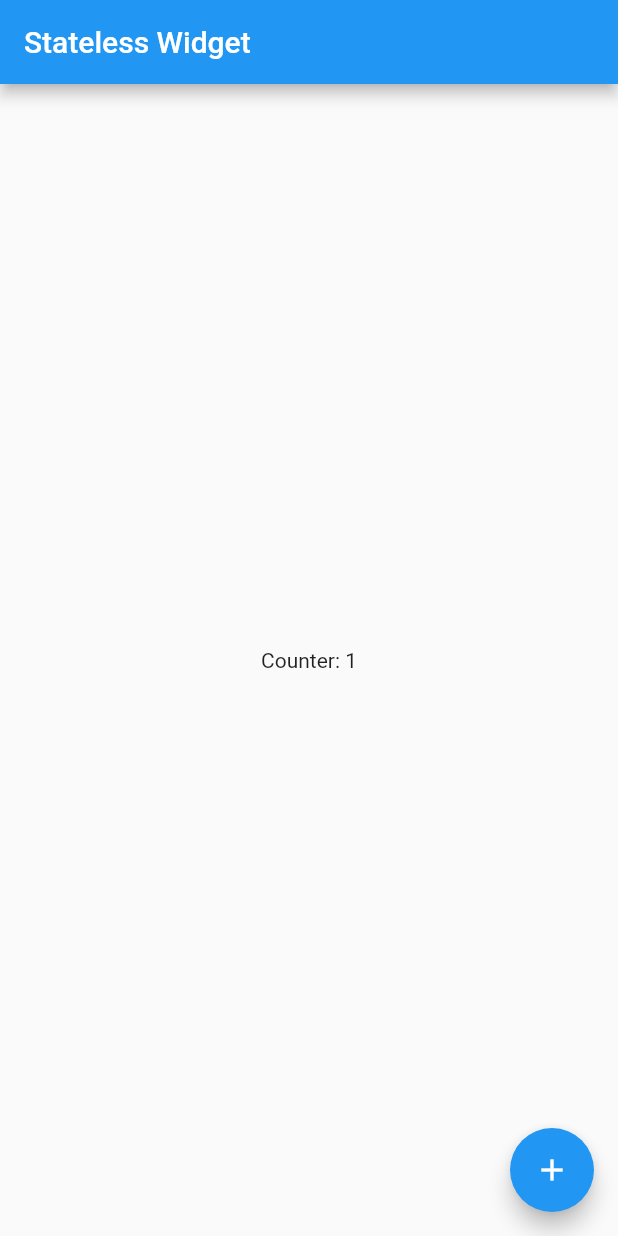
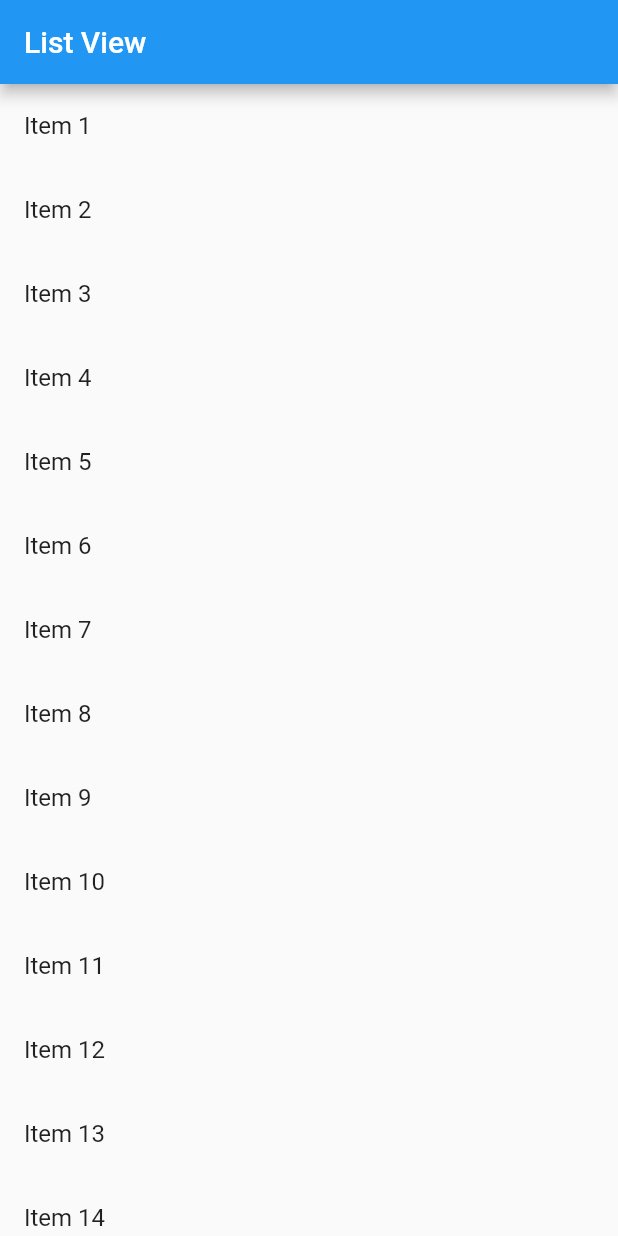
Before and after one commit to zainzafar90/flutter_workshop, a Flutter app: the screen it shows after launch, on a phone screen of 412 x 824 dp. Run offline on Flutter 3.47's test engine with Material 2 defaults, Android fonts, the phone set to English and light mode, and no system bars.

Commit message:
show items in a list view

```diff
--- a/lib/main.dart
+++ b/lib/main.dart
@@ -8,25 +8,19 @@ class App extends StatefulWidget {
 }
 
 class _AppState extends State<App> {
-  var counter = 1;
+  final items = List<String>.generate(200, (i) => "Item ${i + 1}");
 
   @override
   Widget build(BuildContext context) {
     return MaterialApp(
       home: Scaffold(
-        appBar: AppBar(
-          title: Text("Stateless Widget"),
-        ),
-        body: Center(
-          child: Text("Counter: $counter"),
-        ),
-        floatingActionButton: FloatingActionButton(
-          child: Icon(Icons.add),
-          onPressed: () {
-            print("Button Tapped");
-            setState(() {
-              counter++;
-            });
+        appBar: AppBar(title: Text('List View')),
+        body: ListView.builder(
+          itemCount: items.length,
+          itemBuilder: (context, index) {
+            return ListTile(
+              title: Text('${items[index]}'),
+            );
           },
         ),
       ),
```
